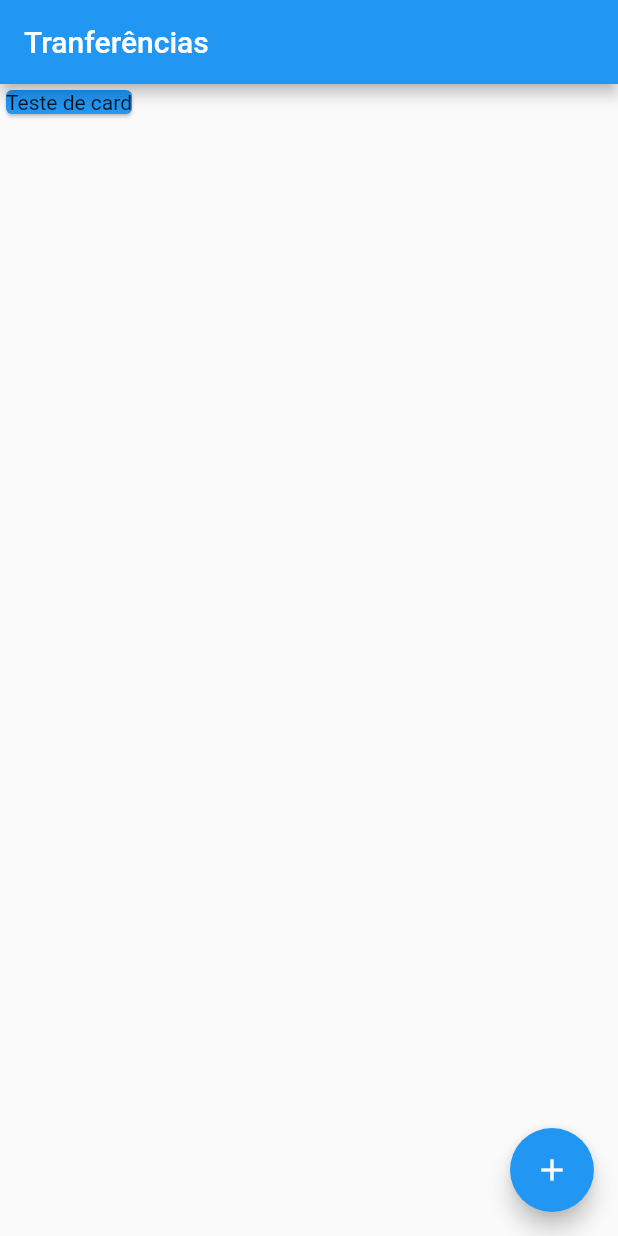
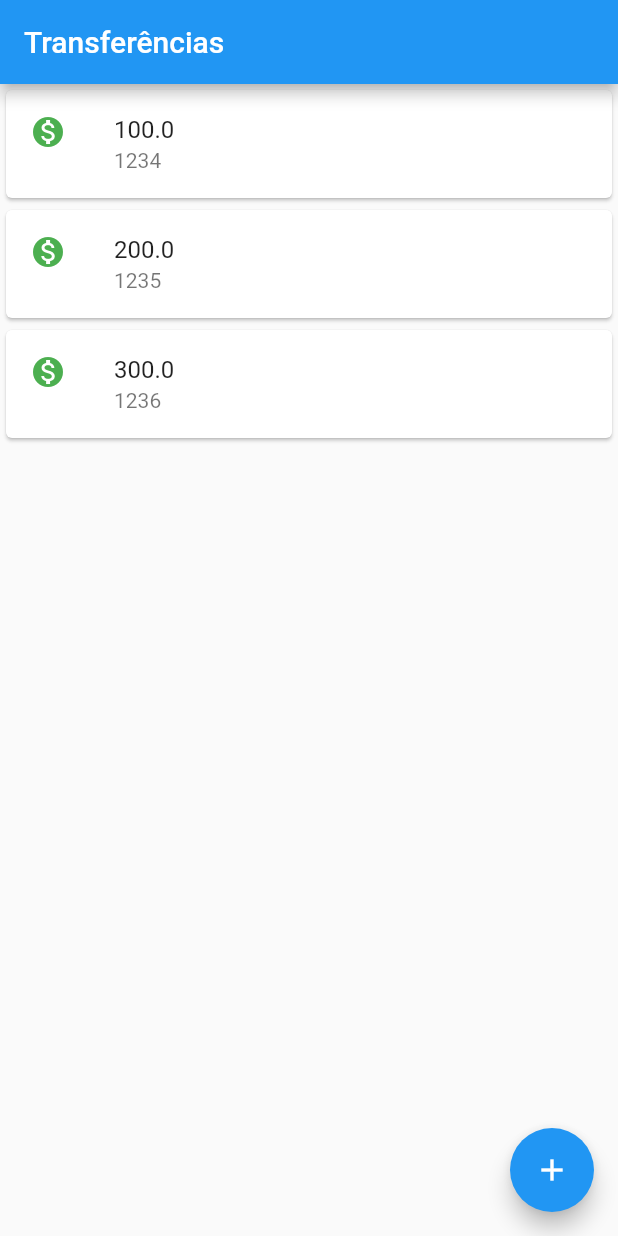
Before and after one commit to marcelo-ls-reis/bank, a Flutter app: the screen it shows after launch, on a phone screen of 412 x 824 dp. Run offline on Flutter 3.47's test engine with Material 2 defaults, Android fonts, the phone set to English and light mode, and no system bars.

Commit message:
adicionou classes

```diff
--- a/analysis_options.yaml
+++ b/analysis_options.yaml
@@ -22,6 +22,11 @@ linter:
   # `// ignore_for_file: name_of_lint` syntax on the line or in the file
   # producing the lint.
   rules:
+    prefer_const_constructors: false
+    # ignorar linhas de erros prefer_const_constructors_in_immutables
+    prefer_const_constructors_in_immutables: false
+    # ignorar linhas de erros prefer_const_literals_to_create_immutables
+    prefer_const_literals_to_create_immutables: false
     # avoid_print: false  # Uncomment to disable the `avoid_print` rule
     # prefer_single_quotes: true  # Uncomment to enable the `prefer_single_quotes` rule
 
--- a/lib/main.dart
+++ b/lib/main.dart
@@ -1,18 +1,59 @@
 import 'package:flutter/material.dart';
 
-void main() => runApp( // runApp é um método que recebe um Widget e o exibe na tela
-      MaterialApp( // MaterialApp é um Widget que configura o tema do app
-        home: Scaffold( // Scaffold é um Widget que configura a estrutura básica de uma tela
-        body: const Card( color: Colors.blue,
-          child: Text("Teste de card"),
-        ),
-          appBar: AppBar( // AppBar é um Widget que configura a barra superior da tela
-            title: const Text('Tranferências'), // Text é um Widget que exibe um texto
+void main() => runApp(
+      MaterialApp(
+        home: Scaffold(
+          body: ListaTransferencias(),
+          appBar: AppBar(
+            title: Text("Transferências"),
           ),
-          floatingActionButton: FloatingActionButton( // FloatingActionButton é um Widget que configura um botão flutuante
-            onPressed: () {}, // onPressed é um parâmetro que recebe uma função que será executada quando o botão for pressionado
-            child: const Icon(Icons.add), // Icon é um Widget que exibe um ícone
+          floatingActionButton: FloatingActionButton(
+            onPressed: () {},
+            child: Icon(Icons.add),
           ),
         ),
-      )
+      ),
     );
+
+//
+class ListaTransferencias extends StatelessWidget {
+  // StatelessWidget é um widget que não muda
+  @override
+  Widget build(BuildContext context) {
+    // TODO: implement build
+    return Column(
+      children: [
+        // Lista de widgets
+        ItemTransferencia(Transferencia(100.00, 1234)),
+        ItemTransferencia(Transferencia(200.00, 1235)),
+        ItemTransferencia(Transferencia(300.00, 1236)),
+      ],
+    );
+  }
+}
+
+class ItemTransferencia extends StatelessWidget {
+  final Transferencia _transferencia;
+  ItemTransferencia(this._transferencia);
+
+  @override
+  Widget build(BuildContext context) {
+    return Card(
+      child: ListTile(
+        leading: Icon(
+          Icons.monetization_on,
+          color: Colors.green,
+        ),
+        title: Text(_transferencia.valor.toString()),
+        subtitle: Text(_transferencia.numeroConta.toString()),
+      ),
+    );
+  }
+}
+
+class Transferencia {
+  final double valor;
+  final int numeroConta;
+
+  Transferencia(this.valor, this.numeroConta);
+}
--- a/pubspec.yaml
+++ b/pubspec.yaml
@@ -19,7 +19,7 @@ publish_to: 'none' # Remove this line if you wish to publish to pub.dev
 version: 1.0.0+1
 
 environment:
-  sdk: '>=3.0.6 <4.0.0'
+  sdk: '>=3.0.0 <4.0.0'
 
 # Dependencies specify other packages that your package needs in order to work.
 # To automatically upgrade your package dependencies to the latest versions
```
Also changed, not shown: package-lock.json (added), pubspec.lock, 1 other file.
